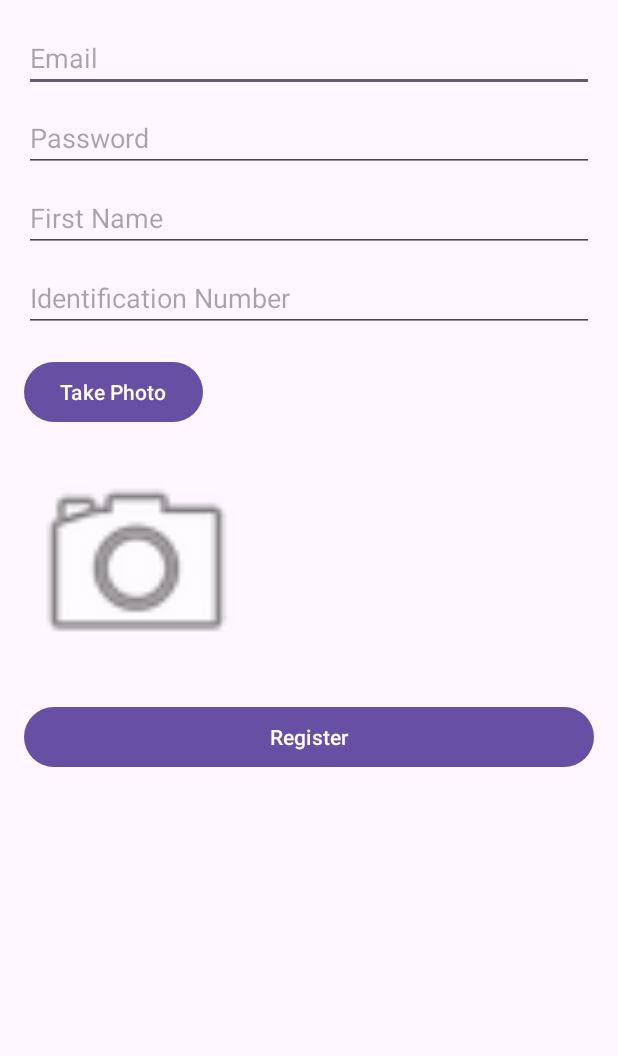
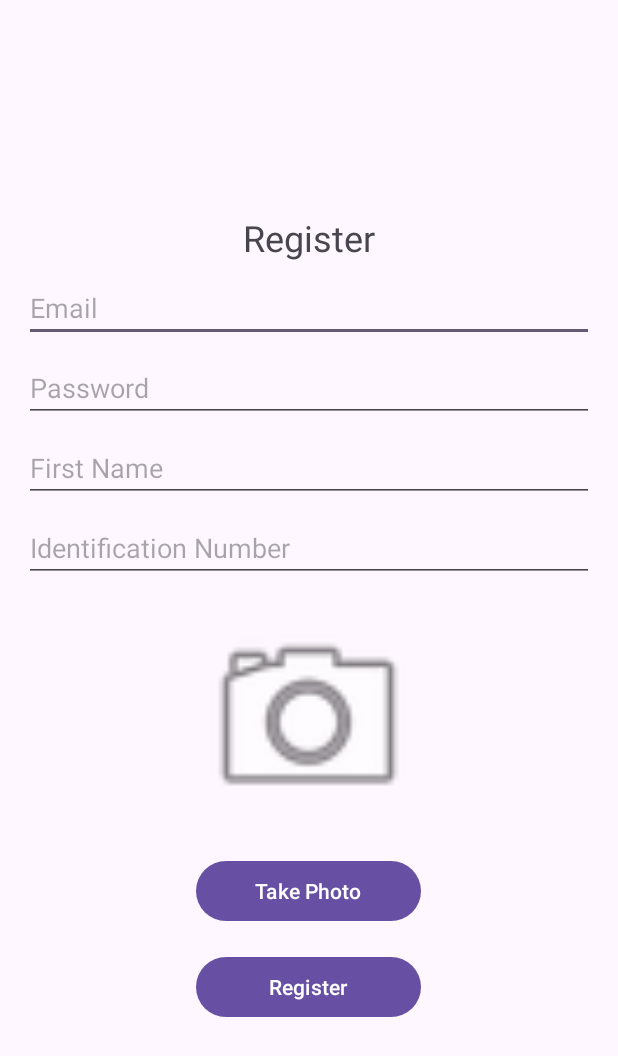
Before and after one commit to Darve99/taller3, an Android app: the screen it shows after launch (RegisterActivity), after a tap on "¿No tienes cuenta? Regístrate", on a phone screen of 412 x 824 dp. Shown: the top 1056 px of the screen. Run offline under Robolectric (Android 15) with nearby library versions, the phone set to English and light mode, and no system bars; our stand-ins replace Firebase (no records; nobody signed in at launch, a user with empty details on screens opened directly).

Commit message:
Cambios visuales

```diff
--- a/app/src/main/java/com/example/taller3/HomeActivity.kt
+++ b/app/src/main/java/com/example/taller3/HomeActivity.kt
@@ -33,7 +33,7 @@ import com.google.firebase.database.*
                      val latitude = snapshot.child("latitude").getValue(Double::class.java)
                      val longitude = snapshot.child("longitude").getValue(Double::class.java)
 
-                     val intent = Intent(this@HomeActivity, MapasActivity::class.java)
+                     val intent = Intent(this@HomeActivity, CuatroActivity::class.java)
                      intent.putExtra("LATITUDE", latitude)
                      intent.putExtra("LONGITUDE", longitude)
                      startActivity(intent)
--- a/app/src/main/res/layout/activity_register.xml
+++ b/app/src/main/res/layout/activity_register.xml
@@ -5,12 +5,23 @@
     android:layout_width="match_parent"
     android:layout_height="match_parent"
     android:padding="16dp"
-    tools:context=".RegisterActivity">
+    tools:context=".RegisterActivity"
+    android:gravity="center">
+
+    <TextView
+        android:id="@+id/tvRegister"
+        android:layout_width="wrap_content"
+        android:layout_height="wrap_content"
+        android:text="Register"
+        android:textSize="24sp"
+        android:layout_centerHorizontal="true"/>
 
     <EditText
         android:id="@+id/etEmail"
         android:layout_width="match_parent"
         android:layout_height="wrap_content"
+        android:layout_below="@id/tvRegister"
+        android:layout_marginTop="8dp"
         android:hint="Email"
         android:inputType="textEmailAddress" />
 
@@ -41,27 +52,30 @@
 
     <Button
         android:id="@+id/btnTakePhoto"
-        android:layout_width="wrap_content"
+        android:layout_width="150dp"
         android:layout_height="wrap_content"
-        android:layout_below="@id/etIdentificationNumber"
+        android:layout_below="@id/ivProfileImage"
         android:layout_marginTop="16dp"
-        android:text="Take Photo" />
+        android:text="Take Photo"
+        android:layout_centerHorizontal="true"/>
 
     <ImageView
         android:id="@+id/ivProfileImage"
         android:layout_width="150dp"
         android:layout_height="150dp"
-        android:layout_below="@id/btnTakePhoto"
+        android:layout_below="@id/etIdentificationNumber"
         android:layout_marginTop="16dp"
         android:src="@android:drawable/ic_menu_camera"
-        android:scaleType="centerCrop" />
+        android:scaleType="centerCrop"
+        android:layout_centerHorizontal="true"/>
 
     <Button
         android:id="@+id/btnRegister"
-        android:layout_width="match_parent"
+        android:layout_width="150dp"
         android:layout_height="wrap_content"
-        android:layout_below="@id/ivProfileImage"
+        android:layout_below="@id/btnTakePhoto"
         android:layout_marginTop="16dp"
-        android:text="Register" />
+        android:text="Register"
+        android:layout_centerHorizontal="true"/>
 
 </RelativeLayout>
```
Also changed, not shown: app/src/main/res/layout/activity_login.xml (+14 -1 lines), 1 other file.
